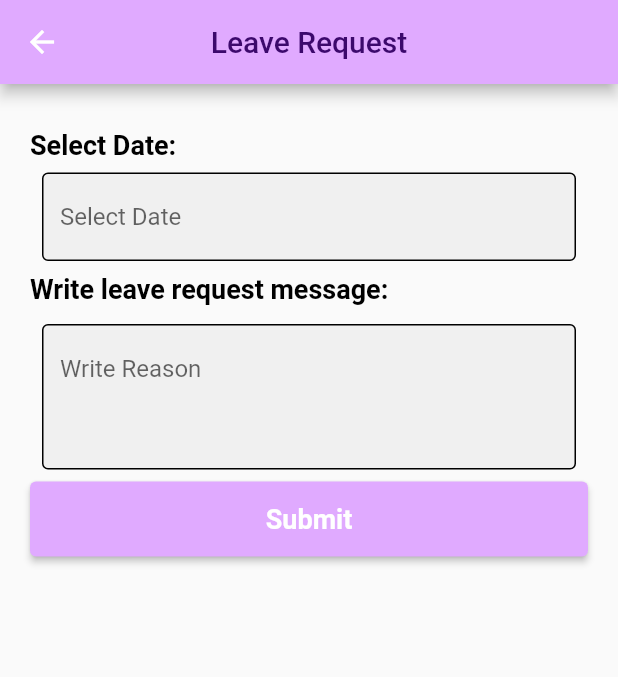
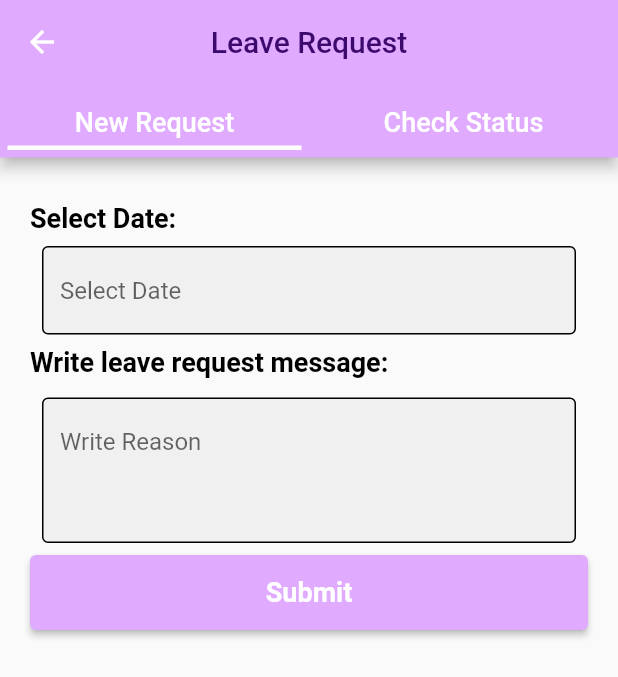
Before and after one commit to Smart-Attendance-CSIT/SmartAttendanceFlutter_student, a Flutter app: the LeaveScreen screen opened directly with empty values, on a phone screen of 412 x 824 dp. Shown: the top 677 px of the screen. Run offline on Flutter 3.47's test engine with Material 2 defaults, Android fonts, the phone set to English and light mode, and no system bars; our stand-ins replace dio, geolocator, lottie, pretty_dio_logger, shared_preferences, table_calendar; missing offline and left inert: flutter_barcode_scanner; accounts and stored records are empty.

Commit message:
Impl leave request status

```diff
--- /dev/null
+++ b/lib/models/leave_request_response.dart
@@ -0,0 +1,133 @@
+class LeaveRequestResponse {
+  String? msg;
+  List<LeaveRequests>? leaveRequests;
+
+  LeaveRequestResponse({this.msg, this.leaveRequests});
+
+  LeaveRequestResponse.fromJson(Map<String, dynamic> json) {
+    msg = json['msg'];
+    if (json['leaveRequests'] != null) {
+      leaveRequests = <LeaveRequests>[];
+      json['leaveRequests'].forEach((v) {
+        leaveRequests!.add(new LeaveRequests.fromJson(v));
+      });
+    }
+  }
+
+  Map<String, dynamic> toJson() {
+    final Map<String, dynamic> data = new Map<String, dynamic>();
+    data['msg'] = this.msg;
+    if (this.leaveRequests != null) {
+      data['leaveRequests'] =
+          this.leaveRequests!.map((v) => v.toJson()).toList();
+    }
+    return data;
+  }
+}
+
+class LeaveRequests {
+  String? id;
+  String? status;
+  String? date;
+  String? requestMessage;
+  String? responseMessage;
+  String? studentid;
+  String? reviewedbyid;
+  String? groupid;
+  Student? student;
+  GroupP? group;
+  Student? reviewedBy;
+
+  LeaveRequests(
+      {this.id,
+      this.status,
+      this.date,
+      this.requestMessage,
+      this.responseMessage,
+      this.studentid,
+      this.reviewedbyid,
+      this.groupid,
+      this.student,
+      this.group,
+      this.reviewedBy});
+
+  LeaveRequests.fromJson(Map<String, dynamic> json) {
+    id = json['id'];
+    status = json['status'];
+    date = json['date'];
+    requestMessage = json['requestMessage'];
+    responseMessage = json['responseMessage'];
+    studentid = json['studentid'];
+    reviewedbyid = json['reviewedbyid'];
+    groupid = json['groupid'];
+    student =
+        json['student'] != null ? new Student.fromJson(json['student']) : null;
+    group = json['group'] != null ? new GroupP.fromJson(json['group']) : null;
+    reviewedBy = json['reviewedBy'] != null
+        ? new Student.fromJson(json['reviewedBy'])
+        : null;
+  }
+
+  Map<String, dynamic> toJson() {
+    final Map<String, dynamic> data = new Map<String, dynamic>();
+    data['id'] = this.id;
+    data['status'] = this.status;
+    data['date'] = this.date;
+    data['requestMessage'] = this.requestMessage;
+    data['responseMessage'] = this.responseMessage;
+    data['studentid'] = this.studentid;
+    data['reviewedbyid'] = this.reviewedbyid;
+    data['groupid'] = this.groupid;
+    if (this.student != null) {
+      data['student'] = this.student!.toJson();
+    }
+    if (this.group != null) {
+      data['group'] = this.group!.toJson();
+    }
+    if (this.reviewedBy != null) {
+      data['reviewedBy'] = this.reviewedBy!.toJson();
+    }
+    return data;
+  }
+}
+
+class Student {
+  String? firstName;
+  String? lastName;
+  String? id;
+
+  Student({this.firstName, this.lastName, this.id});
+
+  Student.fromJson(Map<String, dynamic> json) {
+    firstName = json['firstName'];
+    lastName = json['lastName'];
+    id = json['id'];
+  }
+
+  Map<String, dynamic> toJson() {
+    final Map<String, dynamic> data = new Map<String, dynamic>();
+    data['firstName'] = this.firstName;
+    data['lastName'] = this.lastName;
+    data['id'] = this.id;
+    return data;
+  }
+}
+
+class GroupP {
+  String? id;
+  String? name;
+
+  GroupP({this.id, this.name});
+
+  GroupP.fromJson(Map<String, dynamic> json) {
+    id = json['id'];
+    name = json['name'];
+  }
+
+  Map<String, dynamic> toJson() {
+    final Map<String, dynamic> data = new Map<String, dynamic>();
+    data['id'] = this.id;
+    data['name'] = this.name;
+    return data;
+  }
+}
--- /dev/null
+++ b/lib/presentation/screens/create_leave_request.dart
@@ -0,0 +1,162 @@
+import 'package:flutter/cupertino.dart';
+import 'package:flutter/material.dart';
+import 'package:flutter/src/widgets/framework.dart';
+import 'package:flutter/src/widgets/placeholder.dart';
+
+import '../../config/constants/app_theme.dart';
+import '../../data/api_interface.dart';
+
+class CreateLeaveRequest extends StatefulWidget {
+  final String groupCode;
+  const CreateLeaveRequest({super.key, required this.groupCode});
+
+  @override
+  State<CreateLeaveRequest> createState() => _CreateLeaveRequestState();
+}
+
+class _CreateLeaveRequestState extends State<CreateLeaveRequest> {
+  final _formKey = GlobalKey<FormState>();
+//text editing controllers
+  final dateController = TextEditingController();
+
+  final reasonController = TextEditingController();
+  bool isLoading = false;
+  @override
+  Widget build(BuildContext context) {
+    return !isLoading
+        ? SingleChildScrollView(
+            child: SafeArea(
+              child: Container(
+                padding: const EdgeInsets.all(20),
+                child: Center(
+                  child: Form(
+                    key: _formKey,
+                    child: Column(
+                        crossAxisAlignment: CrossAxisAlignment.start,
+                        children: [
+                          const SizedBox(height: 10),
+
+                          const Text(
+                            "Select Date:  ",
+                            style: labelStyle,
+                            textAlign: TextAlign.left,
+                          ),
+
+                          Padding(
+                            padding: const EdgeInsets.all(8.0),
+                            child: TextFormField(
+                              onTap: () async {
+                                FocusScope.of(context)
+                                    .requestFocus(new FocusNode());
+
+                                DateTime? date = await showDatePicker(
+                                    context: context,
+                                    initialDate: DateTime.now().toUtc(),
+                                    firstDate: DateTime(1900).toUtc(),
+                                    lastDate: DateTime(2100).toUtc());
+                                // DateTime utcDatetime = date!.toUtc();
+
+                                dateController.text =
+                                    '${date!.toIso8601String()}Z';
+                              },
+                              controller: dateController,
+                              decoration: const InputDecoration(
+                                hintText: 'Select Date',
+                                enabledBorder: OutlineInputBorder(
+                                  borderSide: BorderSide(color: Colors.black),
+                                ),
+                                focusedBorder: OutlineInputBorder(
+                                  borderSide: BorderSide(color: Colors.white),
+                                ),
+                                filled: true,
+                              ),
+                            ),
+                          ),
+                          const Text(
+                            "Write leave request message: ",
+                            style: labelStyle,
+                            textAlign: TextAlign.left,
+                          ),
+                          SizedBox(
+                            height: 5,
+                          ),
+
+                          //userfield
+                          Padding(
+                            padding: const EdgeInsets.all(8.0),
+                            child: TextFormField(
+                              minLines: 3,
+                              maxLines: 4,
+                              controller: reasonController,
+                              validator: (value) {
+                                if (value == null || value.isEmpty) {
+                                  return 'Please write valid reason';
+                                }
+                              },
+                              decoration: const InputDecoration(
+                                hintText: 'Write Reason',
+                                enabledBorder: OutlineInputBorder(
+                                  borderSide: BorderSide(color: Colors.black),
+                                ),
+                                focusedBorder: OutlineInputBorder(
+                                  borderSide: BorderSide(color: Colors.white),
+                                ),
+                                filled: true,
+                              ),
+                            ),
+                          ),
+
+                          SizedBox(
+                            height: 50,
+                            width: 500,
+                            child: ElevatedButton(
+                                style: ElevatedButton.styleFrom(
+                                    backgroundColor: mainColor),
+                                onPressed: () async {
+                                  if (_formKey.currentState!.validate()) {
+                                    String uploadMessage = await requestLeave(
+                                        dateController.text,
+                                        reasonController.text,
+                                        widget.groupCode);
+
+                                    ScaffoldMessenger.of(context).showSnackBar(
+                                        SnackBar(content: Text(uploadMessage)));
+                                    Navigator.pop(context);
+                                    // jumpToOptionScreen(context);
+                                  }
+                                },
+                                child: const Text(
+                                  'Submit',
+                                  style: TextStyle(
+                                      color: Colors.white,
+                                      fontSize: 18,
+                                      fontWeight: FontWeight.bold),
+                                )),
+                          ),
+
+                          const SizedBox(height: 50),
+                        ]),
+                  ),
+                ),
+              ),
+            ),
+          )
+        : const Center(
+            child: CircularProgressIndicator(),
+          );
+  }
+
+  Future<String> requestLeave(
+      String dateTime, String message, String groupCode) async {
+    String uploadStatus = "";
+    ApiInterface apiInterface = ApiInterface();
+    setState(() {
+      isLoading = true;
+    });
+    try {
+      uploadStatus = await apiInterface.leaveRequest(
+          date: dateTime, message: message, groupId: groupCode);
+    } catch (e) {}
+    return uploadStatus;
+  }
+}
--- a/lib/presentation/screens/leave.dart
+++ b/lib/presentation/screens/leave.dart
@@ -1,5 +1,8 @@
+import 'package:flutter/gestures.dart';
 import 'package:flutter/material.dart';
 import 'package:smart_attendance_student/config/constants/navigation/app_navigation.dart';
+import 'package:smart_attendance_student/presentation/screens/check_status.dart';
+import 'package:smart_attendance_student/presentation/screens/create_leave_request.dart';
 
 import '../../config/constants/app_theme.dart';
 import '../../data/api_interface.dart';
@@ -13,16 +16,11 @@ class LeaveScreen extends StatefulWidget {
 }
 
 class _LeaveScreenState extends State<LeaveScreen> {
-  final _formKey = GlobalKey<FormState>();
-//text editing controllers
-  final dateController = TextEditingController();
-
-  final reasonController = TextEditingController();
-  bool isLoading = false;
-
   @override
   Widget build(BuildContext context) {
-    return Scaffold(
+    return DefaultTabController(
+      length: 2,
+      child: Scaffold(
         appBar: AppBar(
           backgroundColor: mainColor,
           title: Text(
@@ -30,143 +28,40 @@ class _LeaveScreenState extends State<LeaveScreen> {
             style: TextStyle(color: textColor),
           ),
           centerTitle: true,
+          bottom: TabBar(
+              indicatorColor: whiteColor,
+              indicatorPadding: const EdgeInsets.all(5),
+              indicatorSize: TabBarIndicatorSize.tab,
+              indicatorWeight: 3,
+              tabs: [
+                Padding(
+                    padding: const EdgeInsets.all(10),
+                    child: Text(
+                      "New Request",
+                      style: TextStyle(
+                        color: whiteColor,
+                        fontSize: 18,
                       ),
-      body: !isLoading
-          ? SingleChildScrollView(
-              child: SafeArea(
-                child: Container(
-                  padding: const EdgeInsets.all(20),
-                  child: Center(
-                    child: Form(
-                      key: _formKey,
-                      child: Column(
-                          crossAxisAlignment: CrossAxisAlignment.start,
-                          children: [
-                            const SizedBox(height: 10),
-
-                            const Text(
-                              "Select Date:  ",
-                              style: labelStyle,
-                              textAlign: TextAlign.left,
+                    )),
+                Padding(
+                    padding: const EdgeInsets.all(10),
+                    child: Text(
+                      "Check Status",
+                      style: TextStyle(
+                        color: whiteColor,
+                        fontSize: 18,
                       ),
-
-                            Padding(
-                              padding: const EdgeInsets.all(8.0),
-                              child: TextFormField(
-                                onTap: () async {
-                                  FocusScope.of(context)
-                                      .requestFocus(new FocusNode());
-
-                                  DateTime? date = await showDatePicker(
-                                      context: context,
-                                      initialDate: DateTime.now().toUtc(),
-                                      firstDate: DateTime(1900).toUtc(),
-                                      lastDate: DateTime(2100).toUtc());
-                                  // DateTime utcDatetime = date!.toUtc();
-
-                                  dateController.text =
-                                      '${date!.toIso8601String()}Z';
-                                },
-                                controller: dateController,
-                                decoration: const InputDecoration(
-                                  hintText: 'Select Date',
-                                  enabledBorder: OutlineInputBorder(
-                                    borderSide: BorderSide(color: Colors.black),
-                                  ),
-                                  focusedBorder: OutlineInputBorder(
-                                    borderSide: BorderSide(color: Colors.white),
-                                  ),
-                                  filled: true,
-                                ),
-                              ),
-                            ),
-                            const Text(
-                              "Write leave request message: ",
-                              style: labelStyle,
-                              textAlign: TextAlign.left,
-                            ),
-                            SizedBox(
-                              height: 5,
-                            ),
-
-                            //userfield
-                            Padding(
-                              padding: const EdgeInsets.all(8.0),
-                              child: TextFormField(
-                                minLines: 3,
-                                maxLines: 4,
-                                controller: reasonController,
-                                validator: (value) {
-                                  if (value == null || value.isEmpty) {
-                                    return 'Please write valid reason';
-                                  }
-                                },
-                                decoration: const InputDecoration(
-                                  hintText: 'Write Reason',
-                                  enabledBorder: OutlineInputBorder(
-                                    borderSide: BorderSide(color: Colors.black),
-                                  ),
-                                  focusedBorder: OutlineInputBorder(
-                                    borderSide: BorderSide(color: Colors.white),
-                                  ),
-                                  filled: true,
-                                ),
-                              ),
-                            ),
-
-                            SizedBox(
-                              height: 50,
-                              width: 500,
-                              child: ElevatedButton(
-                                  style: ElevatedButton.styleFrom(
-                                      backgroundColor: mainColor),
-                                  onPressed: () async {
-                                    if (_formKey.currentState!.validate()) {
-                                      String uploadMessage = await requestLeave(
-                                          dateController.text,
-                                          reasonController.text,
-                                          widget.groupCode);
-
-                                      ScaffoldMessenger.of(context)
-                                          .showSnackBar(SnackBar(
-                                              content: Text(uploadMessage)));
-                                      Navigator.pop(context);
-                                      // jumpToOptionScreen(context);
-                                    }
-                                  },
-                                  child: const Text(
-                                    'Submit',
-                                    style: TextStyle(
-                                        color: Colors.white,
-                                        fontSize: 18,
-                                        fontWeight: FontWeight.bold),
                     )),
-                            ),
-
-                            const SizedBox(height: 50),
               ]),
         ),
-                  ),
-                ),
-              ),
-            )
-          : const Center(
-              child: CircularProgressIndicator(),
+        body: TabBarView(
+            physics: const BouncingScrollPhysics(),
+            dragStartBehavior: DragStartBehavior.start,
+            children: [
+              CreateLeaveRequest(groupCode: widget.groupCode),
+              CheckStatus(groupId: widget.groupCode)
+            ]),
       ),
     );
   }
-
-  Future<String> requestLeave(
-      String dateTime, String message, String groupCode) async {
-    String uploadStatus = "";
-    ApiInterface apiInterface = ApiInterface();
-    setState(() {
-      isLoading = true;
-    });
-    try {
-      uploadStatus = await apiInterface.leaveRequest(
-          date: dateTime, message: message, groupId: groupCode);
-    } catch (e) {}
-    return uploadStatus;
 }
-}
```
Also changed, not shown: lib/data/api_interface.dart (+17 -4 lines), lib/presentation/screens/check_status.dart (added, +99 -0 lines). Lines whose indentation alone changed are shown as unchanged.
